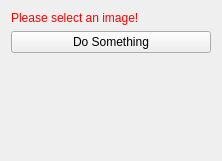
Old version of the form Plugins/org.mitk.gui.qt.rdftriplestore/src/internal/QmitkRdfTriplestoreViewControls.ui in the repository MITK/MITK.
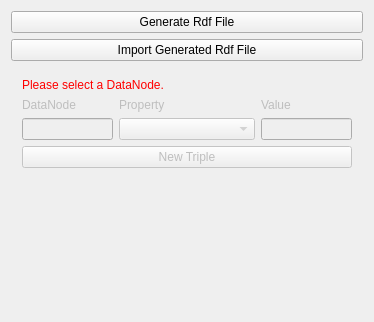
New version of the form.

Commit message: Changed some little bugs and some renamings. Added QWidget for adding a new triple to the store.

```diff
--- a/Plugins/org.mitk.gui.qt.rdftriplestore/src/internal/QmitkRdfTriplestoreViewControls.ui
+++ b/Plugins/org.mitk.gui.qt.rdftriplestore/src/internal/QmitkRdfTriplestoreViewControls.ui
@@ -6,8 +6,8 @@
    <rect>
     <x>0</x>
     <y>0</y>
-    <width>222</width>
-    <height>161</height>
+    <width>374</width>
+    <height>322</height>
    </rect>
   </property>
   <property name="minimumSize">
@@ -21,25 +21,95 @@
   </property>
   <layout class="QVBoxLayout" name="verticalLayout">
    <item>
-    <widget class="QLabel" name="labelWarning">
-     <property name="styleSheet">
-      <string notr="true">QLabel { color: rgb(255, 0, 0) }</string>
-     </property>
-     <property name="text">
-      <string>Please select an image!</string>
-     </property>
-    </widget>
-   </item>
-   <item>
-    <widget class="QPushButton" name="buttonPerformImageProcessing">
+    <widget class="QPushButton" name="buttonPerformGenerate">
      <property name="toolTip">
       <string>Do image processing</string>
      </property>
      <property name="text">
-      <string>Do Something</string>
+      <string>Generate Rdf File</string>
      </property>
     </widget>
    </item>
+   <item>
+    <widget class="QPushButton" name="buttonPerformImport">
+     <property name="text">
+      <string>Import Generated Rdf File</string>
+     </property>
+    </widget>
+   </item>
+   <item>
+    <widget class="QWidget" name="widgetAddTriple" native="true">
+     <property name="enabled">
+      <bool>false</bool>
+     </property>
+     <layout class="QGridLayout" name="gridLayout_2">
+      <item row="3" column="0" colspan="3">
+       <widget class="QPushButton" name="buttonNewTriple">
+        <property name="text">
+         <string>New Triple</string>
+        </property>
+       </widget>
+      </item>
+      <item row="2" column="0">
+       <widget class="QLineEdit" name="lineEditDataNode">
+        <property name="readOnly">
+         <bool>true</bool>
+        </property>
+       </widget>
+      </item>
+      <item row="1" column="1">
+       <widget class="QLabel" name="label_2">
+        <property name="text">
+         <string>Property</string>
+        </property>
+       </widget>
+      </item>
+      <item row="2" column="2">
+       <widget class="QLineEdit" name="lineEditValue"/>
+      </item>
+      <item row="1" column="2">
+       <widget class="QLabel" name="label_3">
+        <property name="text">
+         <string>Value</string>
+        </property>
+       </widget>
+      </item>
+      <item row="0" column="0" colspan="3">
+       <widget class="QLabel" name="labelWarning">
+        <property name="styleSheet">
+         <string notr="true">QLabel { color: rgb(255, 0, 0) }</string>
+        </property>
+        <property name="text">
+         <string>Please select a DataNode.</string>
+        </property>
+       </widget>
+      </item>
+      <item row="1" column="0">
+       <widget class="QLabel" name="label">
+        <property name="text">
+         <string>DataNode</string>
+        </property>
+       </widget>
+      </item>
+      <item row="2" column="1">
+       <widget class="QComboBox" name="comboBoxProperty">
+        <property name="sizePolicy">
+         <sizepolicy hsizetype="Expanding" vsizetype="Fixed">
+          <horstretch>0</horstretch>
+          <verstretch>0</verstretch>
+         </sizepolicy>
+        </property>
+        <property name="minimumSize">
+         <size>
+          <width>136</width>
+          <height>0</height>
+         </size>
+        </property>
+       </widget>
+      </item>
+     </layout>
+    </widget>
+   </item>
    <item>
     <spacer name="spacer1">
      <property name="orientation">
```
The commit also changes 12 other files.
